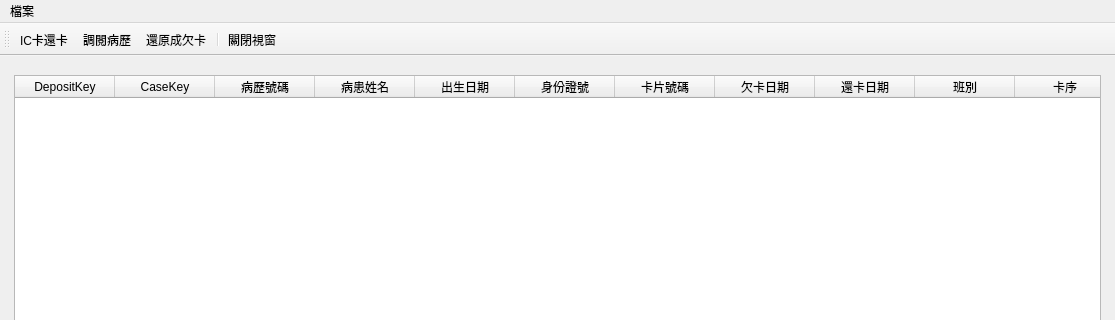
The window that ui/return_card.ui (picacat/pyMedical) describes before a commit, drawn with Qt 5; both pictures show x 0 to 1115 and y 0 to 320 of the 1115 by 865 pixel window.
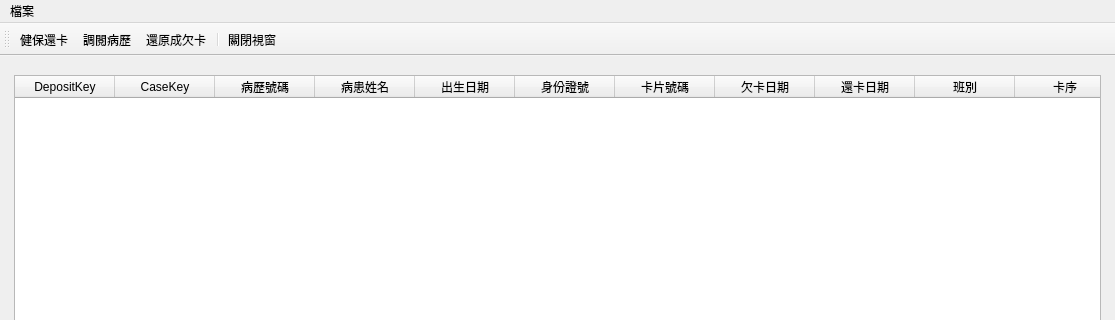
The same window after the commit. Icons and pictures are not drawn.

Patch:
```diff
--- a/ui/return_card.ui
+++ b/ui/return_card.ui
@@ -165,7 +165,7 @@
      <normaloff>../icons/document-new.svg</normaloff>../icons/document-new.svg</iconset>
    </property>
    <property name="text">
-    <string>IC卡還卡</string>
+    <string>健保還卡</string>
    </property>
    <property name="toolTip">
     <string>IC卡還卡</string>
```
Left out of the diff: 2 changed lines with no effect on the pictures.
